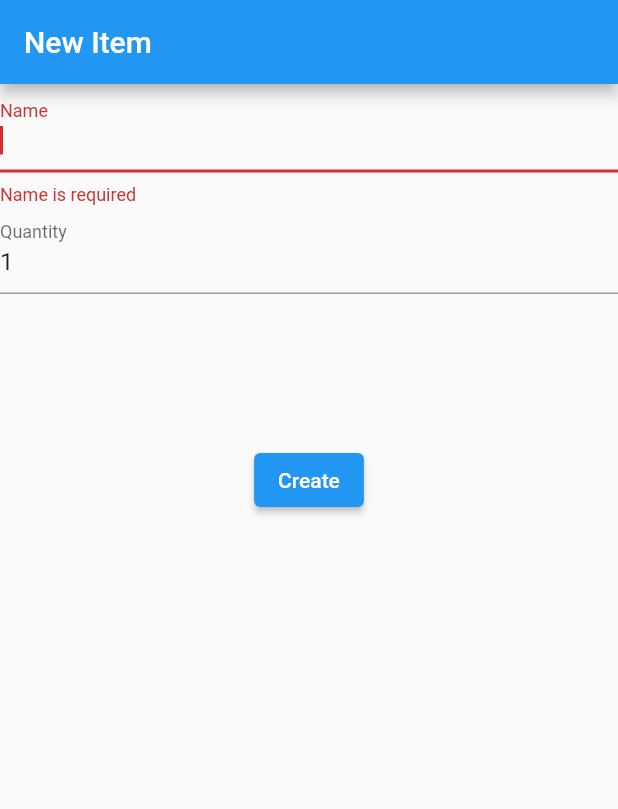
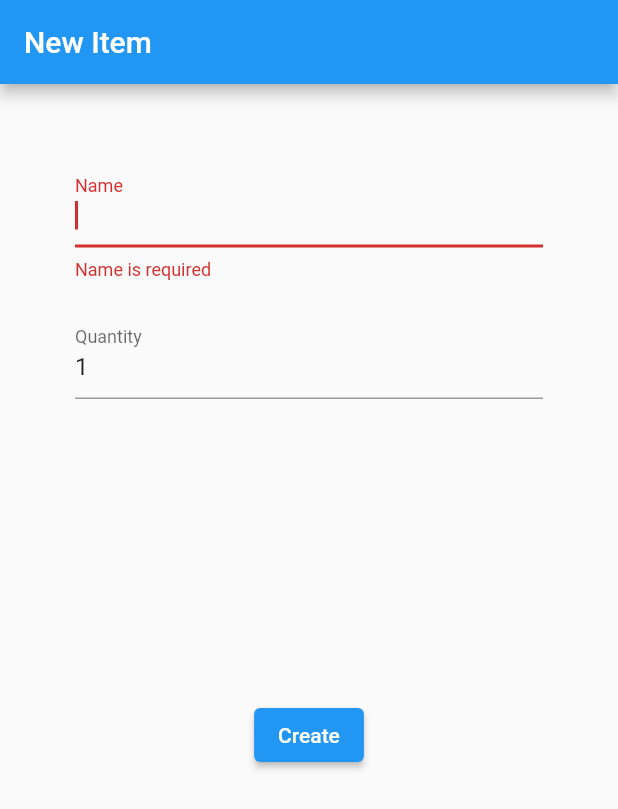
Before and after one commit to pauIbanez/ShoppingList-Front, a Flutter app: the screen it shows after launch, after a tap on the "add" icon, after a tap on "Create", on a phone screen of 412 x 824 dp. Shown: the top 809 px of the screen. Run offline on Flutter 3.47's test engine with Material 2 defaults, Android fonts, the phone set to English and light mode, and no system bars; network calls fail.

Commit message:
created routing after item creation

```diff
--- a/lib/main.dart
+++ b/lib/main.dart
@@ -34,10 +34,10 @@ class _MyAppState extends State<MyApp> {
 
     switch (currentPage) {
       case "create":
-        currentPageWidget = const CreateItemPage();
+        currentPageWidget = CreateItemPage(changePage: () => changePage("list"),);
         break;
       default:
-        currentPageWidget = ListPage(changePage: changePage);
+        currentPageWidget = ListPage(changePage: () => changePage("create"));
     }
 
     return MaterialApp(
--- a/lib/views/create_page.dart
+++ b/lib/views/create_page.dart
@@ -2,7 +2,9 @@ import 'package:flutter/material.dart';
 import 'package:shopping_list/widgets/create_item_form.dart';
 
 class CreateItemPage extends StatefulWidget {
-  const CreateItemPage({Key? key}) : super(key: key);
+  const CreateItemPage({Key? key, required this.changePage}) : super(key: key);
+
+  final void Function() changePage;
 
   @override
   State<CreateItemPage> createState() => _CreateItemPageState();
@@ -13,7 +15,7 @@ class _CreateItemPageState extends State<CreateItemPage> {
   Widget build(BuildContext context) {
     return Scaffold(
       appBar: AppBar(title: const Text("New Item")),
-      body: const CreateItemForm(),
+      body: CreateItemForm(changePage: widget.changePage),
     );
   }
 }
--- a/lib/views/list_page.dart
+++ b/lib/views/list_page.dart
@@ -5,14 +5,14 @@ import 'package:shopping_list/widgets/item_list.dart';
 class ListPage extends StatelessWidget {
   const ListPage({Key? key, required this.changePage}) : super(key: key);
 
-  final void Function(String) changePage;
+  final void Function() changePage;
 
    @override
   Widget build(BuildContext context) {
     return Scaffold(
       appBar: AppBar(title: const Text("Shopping List")),
       body: const ItemList(),
-      floatingActionButton: FloatingActionButton(onPressed: () => changePage("create"), child: const Icon(Icons.add, color: Colors.white, size: 40,),),
+      floatingActionButton: FloatingActionButton(onPressed: changePage, child: const Icon(Icons.add, color: Colors.white, size: 40,),),
     );
   }
 }
--- a/lib/widgets/create_item_form.dart
+++ b/lib/widgets/create_item_form.dart
@@ -1,9 +1,11 @@
 import 'package:flutter/material.dart';
+import 'package:shopping_list/services/use_api.dart';
 
 
 class CreateItemForm extends StatefulWidget {
-  const CreateItemForm({Key? key}) : super(key: key);
+  const CreateItemForm({Key? key, required this.changePage}) : super(key: key);
 
+  final void Function() changePage;
   @override
   State<CreateItemForm> createState() => _CreateItemFormState();
 }
@@ -57,25 +59,33 @@ class _CreateItemFormState extends State<CreateItemForm> {
 
   @override
   Widget build(BuildContext context) {
-    return Form(
+    return Container(
+      margin: const EdgeInsets.all(50),
+      child: Form(
         key: _formKey,
         child: Column(
           children: [
             _buildNameField(),
+            const SizedBox(height: 20),
             _buildQuantityField(),
-          SizedBox(height: 100),
+            const SizedBox(height: 200),
             ElevatedButton(
-            onPressed: (() {
+              onPressed: (() async {
                 if(!_formKey.currentState!.validate()){
                   return;
                 }
 
                 _formKey.currentState!.save();
+
+                await UseAPI().createItem(_name, _quantity);
+
+                widget.changePage();
               }),
               child: const Text("Create", style: TextStyle(color: Colors.white))
             )
           ],
         )
+      )
     );
   }
 }
```
Also changed, not shown: lib/services/use_api.dart (+13 -0 lines). Lines whose indentation alone changed are shown as unchanged.
